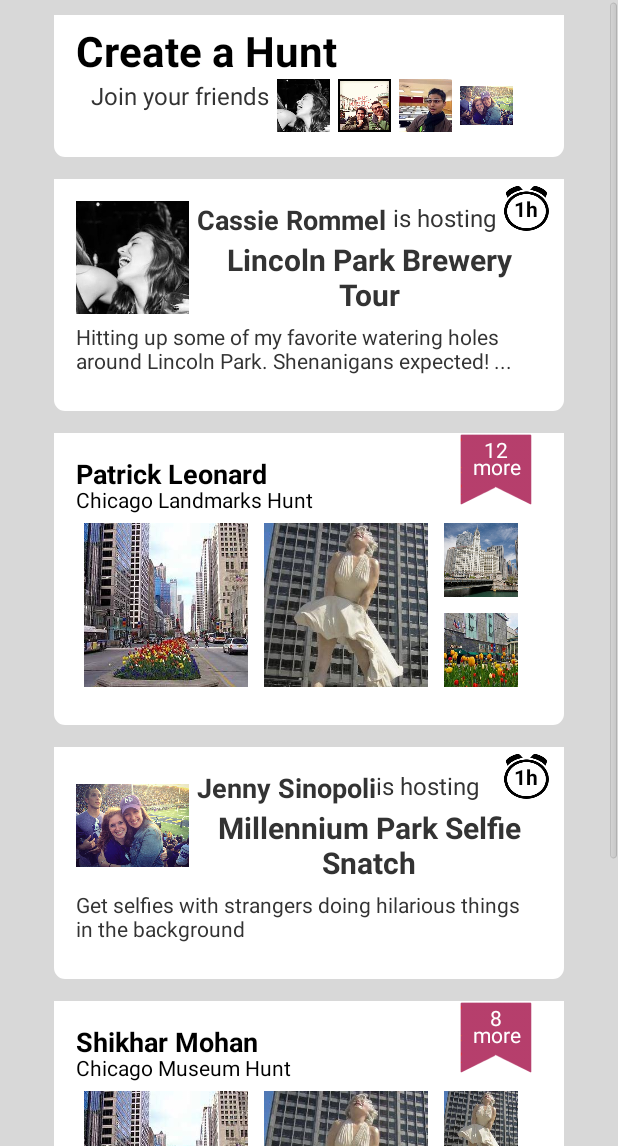
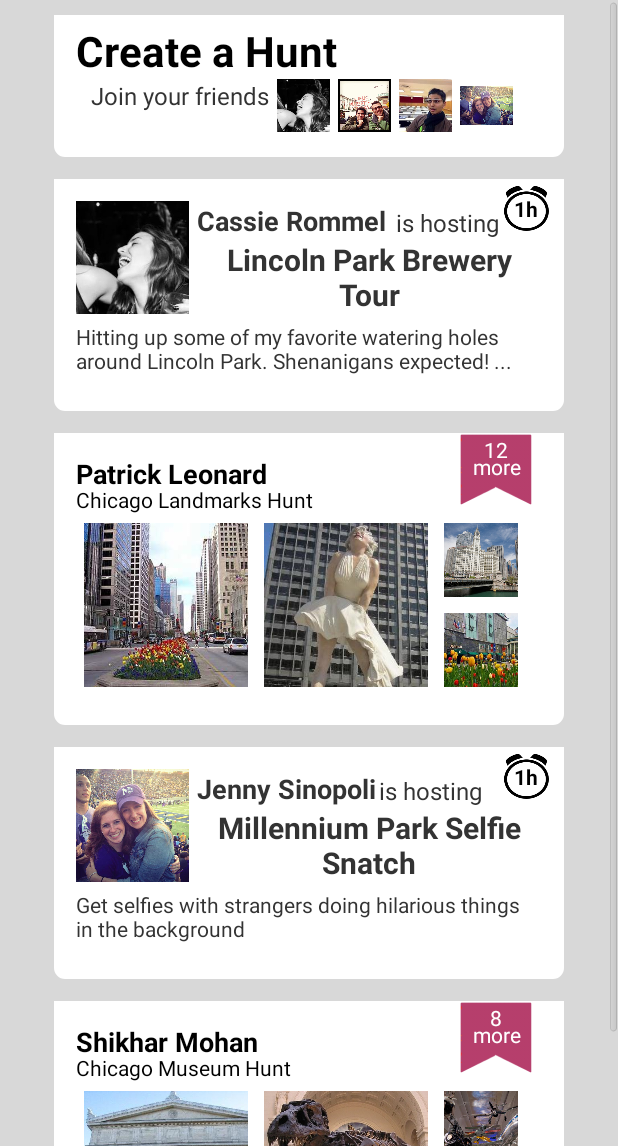
Before and after one commit to cassieramen/TheHunt, an Android app: the HomeFeed screen opened directly, with no data from a screen before it, on a phone screen of 412 x 824 dp, the part 90-1236 px from its top. Run offline under Robolectric (Android 15) with nearby library versions, the phone set to English and light mode, and no system bars; libraries missing offline, so code that uses them is left out: com.jeremyfeinstein.slidingmenu; 10 statements that could not run were skipped.

Commit message:
cleaning up the homefeed a little bit

```diff
--- a/TheHunt/The Hunt/src/main/java/com/thehunt/app/HomeFeedAdapter.java
+++ b/TheHunt/The Hunt/src/main/java/com/thehunt/app/HomeFeedAdapter.java
@@ -44,10 +44,6 @@ public class HomeFeedAdapter extends BaseAdapter {
                                         "Chicago Museum Hunt",
                                         "8\nmore",
                                         "museum"));
-        this.feedItems.add(new FeedItem("Patrick Leonard",
-                                        "Yet Another Chicago Landmarks Hunt",
-                                        "12\nmore",
-                                        "mag_mile"));
     }
 
     @Override
@@ -143,7 +139,7 @@ public class HomeFeedAdapter extends BaseAdapter {
             image3.setImageResource(R.drawable.mag_mile3);
             image4.setImageResource(R.drawable.mag_mile4);
         }
-        else if (item.image.equals("museums")) {
+        else if (item.image.equals("museum")) {
             image1.setImageResource(R.drawable.museum_1);
             image2.setImageResource(R.drawable.museum_2);
             image3.setImageResource(R.drawable.museum_3);
--- a/TheHunt/The Hunt/src/main/res/layout/one_pic_two_text.xml
+++ b/TheHunt/The Hunt/src/main/res/layout/one_pic_two_text.xml
@@ -1,7 +1,6 @@
 <?xml version="1.0" encoding="utf-8"?>
 
-<RelativeLayout
-    xmlns:android="http://schemas.android.com/apk/res/android"
+<RelativeLayout xmlns:android="http://schemas.android.com/apk/res/android"
     android:layout_width="match_parent"
     android:layout_height="wrap_content"
     android:paddingTop="10dip">
@@ -17,12 +16,15 @@
             android:layout_height="120dip"
             android:layout_centerInParent="true">
 
-            <ImageView android:id="@+id/thumbnail_image"
+            <ImageView
+                android:id="@+id/thumbnail_image"
                 android:src="@drawable/cassie"
                 android:layout_width="75dip"
-                       android:layout_height="75dip"/>
+                android:layout_height="75dip"
+                android:scaleType="centerCrop" />
 
-            <TextView android:id="@+id/name_text"
+            <TextView
+                android:id="@+id/name_text"
                 android:layout_toRightOf="@id/thumbnail_image"
                 android:layout_marginLeft="5dip"
                 android:layout_width="wrap_content"
@@ -30,17 +32,22 @@
                 android:text="Title text"
                 android:textColor="@color/charcoal"
                 android:textStyle="bold"
-                      android:textSize="18sp"/>
+                android:textSize="18sp"
+                android:gravity="bottom" />
 
-            <TextView android:id="@+id/action_text"
+            <TextView
+                android:id="@+id/action_text"
                 android:layout_toRightOf="@id/name_text"
+                android:layout_marginLeft="2dip"
                 android:layout_width="wrap_content"
                 android:layout_height="25dip"
                 android:text="Title text"
+                android:gravity="bottom"
                 android:textColor="@color/charcoal"
-                android:textSize="16sp"/>
+                android:textSize="16sp" />
 
-            <TextView android:id="@+id/hunt_name_text"
+            <TextView
+                android:id="@+id/hunt_name_text"
                 android:layout_toRightOf="@id/thumbnail_image"
                 android:layout_below="@id/name_text"
                 android:layout_marginLeft="5dip"
@@ -50,7 +57,7 @@
                 android:textColor="@color/charcoal"
                 android:textStyle="bold"
                 android:gravity="center"
-                android:textSize="20sp"/>
+                android:textSize="20sp" />
 
             <TextView
                 android:id="@+id/sub_text"
@@ -60,7 +67,7 @@
                 android:layout_marginTop="5dip"
                 android:text="Sub text"
                 android:textColor="@color/charcoal"
-                android:textSize="14sp"/>
+                android:textSize="14sp" />
         </RelativeLayout>
 
         <TextView
@@ -74,7 +81,7 @@
             android:gravity="center"
             android:layout_marginRight="10dip"
             android:layout_marginTop="10dip"
-            android:textStyle="bold"/>
+            android:textStyle="bold" />
     </RelativeLayout>
 
 </RelativeLayout>
```
Lines whose indentation alone changed are shown as unchanged.
